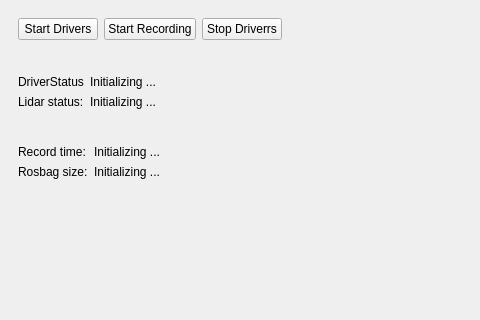
First picture: the form in mainwindow.ui, repository alimuratov/hh_desktop, before the edit; both pictures show x 0 to 480 and y 0 to 320 of the 800 by 600 pixel window.
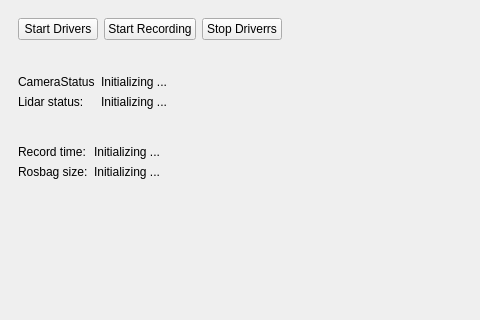
Second picture: the form after the edit.

Diff of the .ui file:
```diff
--- a/mainwindow.ui
+++ b/mainwindow.ui
@@ -82,7 +82,7 @@
       <item row="0" column="0">
        <widget class="QLabel" name="label">
         <property name="text">
-         <string>DriverStatus</string>
+         <string>CameraStatus</string>
         </property>
        </widget>
       </item>
```
Left out of the diff: 4 changed lines with no effect on the pictures.
